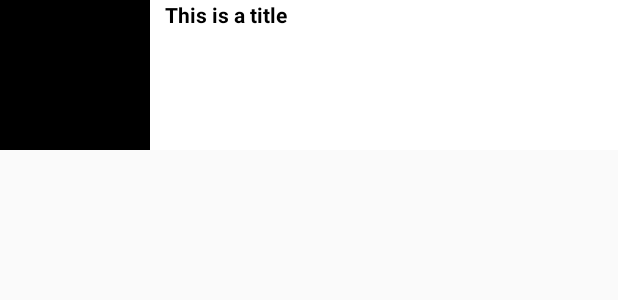
After one commit to mfekim/test-api-nytimes, an Android app: the layout nyt_item_list_article.xml on its own in the app's theme, with its tools: preview values and no code run, on a phone screen of 412 x 824 dp. The commit adds this screen. Shown: the top 300 px of the screen. Run offline under Robolectric (Android 15) with nearby library versions, the phone set to English and light mode, and no system bars; network calls fail.

Commit message:
Implement the article list screen

```diff
--- a/app/build.gradle
+++ b/app/build.gradle
@@ -28,6 +28,7 @@ dependencies {
 
     // Support Library
     compile 'com.android.support:appcompat-v7:26.1.0'
+    compile 'com.android.support:recyclerview-v7:26.1.0'
     compile 'com.android.support.constraint:constraint-layout:1.0.2'
 
     // Parsing Library
--- a/app/src/main/res/layout/nyt_activity_main.xml
+++ b/app/src/main/res/layout/nyt_activity_list_article.xml
@@ -7,4 +7,10 @@
     android:layout_height="match_parent"
     tools:context="com.mfekim.testapinytimes.NYTArticleListActivity">
 
+    <!-- Fragment Container -->
+    <FrameLayout
+        android:id="@+id/nyt_activity_list_article_fragment_container"
+        android:layout_width="match_parent"
+        android:layout_height="match_parent"/>
+
 </android.support.constraint.ConstraintLayout>
--- /dev/null
+++ b/app/src/main/res/layout/nyt_item_list_article.xml
@@ -0,0 +1,49 @@
+<?xml version="1.0" encoding="utf-8"?>
+
+<RelativeLayout
+    xmlns:android="http://schemas.android.com/apk/res/android"
+    xmlns:tools="http://schemas.android.com/tools"
+    android:layout_width="match_parent"
+    android:layout_height="wrap_content"
+    android:background="@android:color/white"
+    tools:context="com.mfekim.testapinytimes.NYTArticleListActivity">
+
+    <!-- Main -->
+    <RelativeLayout
+        android:id="@+id/nyt_item_list_article_main"
+        android:layout_width="match_parent"
+        android:layout_height="wrap_content"
+        android:background="?attr/selectableItemBackground"
+        android:clickable="true">
+
+        <!-- Image -->
+        <ImageView
+            android:id="@+id/nyt_item_list_article_image"
+            android:layout_width="100dp"
+            android:layout_height="100dp"
+            android:layout_marginEnd="10dp"
+            android:layout_marginRight="10dp"
+            android:background="@android:color/black"/>
+
+        <!-- Title -->
+        <TextView
+            android:id="@+id/nyt_item_list_article_title"
+            android:layout_width="match_parent"
+            android:layout_height="wrap_content"
+            android:layout_toEndOf="@+id/nyt_item_list_article_image"
+            android:layout_toRightOf="@+id/nyt_item_list_article_image"
+            android:textColor="@android:color/black"
+            android:textStyle="bold"
+            tools:text="This is a title"/>
+
+    </RelativeLayout>
+
+    <!-- Divider -->
+    <View
+        android:id="@+id/nyt_item_list_article_divider"
+        android:layout_width="match_parent"
+        android:layout_height="@dimen/nyt_activity_vertical_margin"
+        android:layout_below="@id/nyt_item_list_article_main"
+        android:background="?android:colorBackground"/>
+
+</RelativeLayout>
--- a/app/src/main/res/values/strings.xml
+++ b/app/src/main/res/values/strings.xml
@@ -1,5 +1,9 @@
 <resources>
 
+    <!-- General -->
     <string name="nyt_app_name">test-api-nytimes</string>
 
+    <!-- Article List -->
+    <string name="nyt_article_list_no_data_msg">Aucune donnée</string>
+
 </resources>
```
Also changed, not shown: app/src/main/java/com/mfekim/testapinytimes/NYTArticleListActivity.java (+20 -5 lines), app/src/main/java/com/mfekim/testapinytimes/NYTArticleListFragment.java (added, +200 -0 lines), app/src/main/java/com/mfekim/testapinytimes/base/NYTBaseActivity.java (added, +11 -0 lines), app/src/main/java/com/mfekim/testapinytimes/base/NYTBaseFragment.java (added, +11 -0 lines), app/src/main/java/com/mfekim/testapinytimes/model/NYTArticle.java (+11 -0 lines), app/src/main/java/com/mfekim/testapinytimes/model/NYTArticleHeadline.java (added, +24 -0 lines), app/src/main/java/com/mfekim/testapinytimes/model/NYTArticleSearchResponse.java (+7 -0 lines), app/src/main/java/com/mfekim/testapinytimes/model/NYTArticleSearchResult.java (+10 -1 lines), app/src/main/res/layout/nyt_fragment_list_article.xml (added, +54 -0 lines), app/src/main/res/values/dimens.xml (added, +9 -0 lines).
